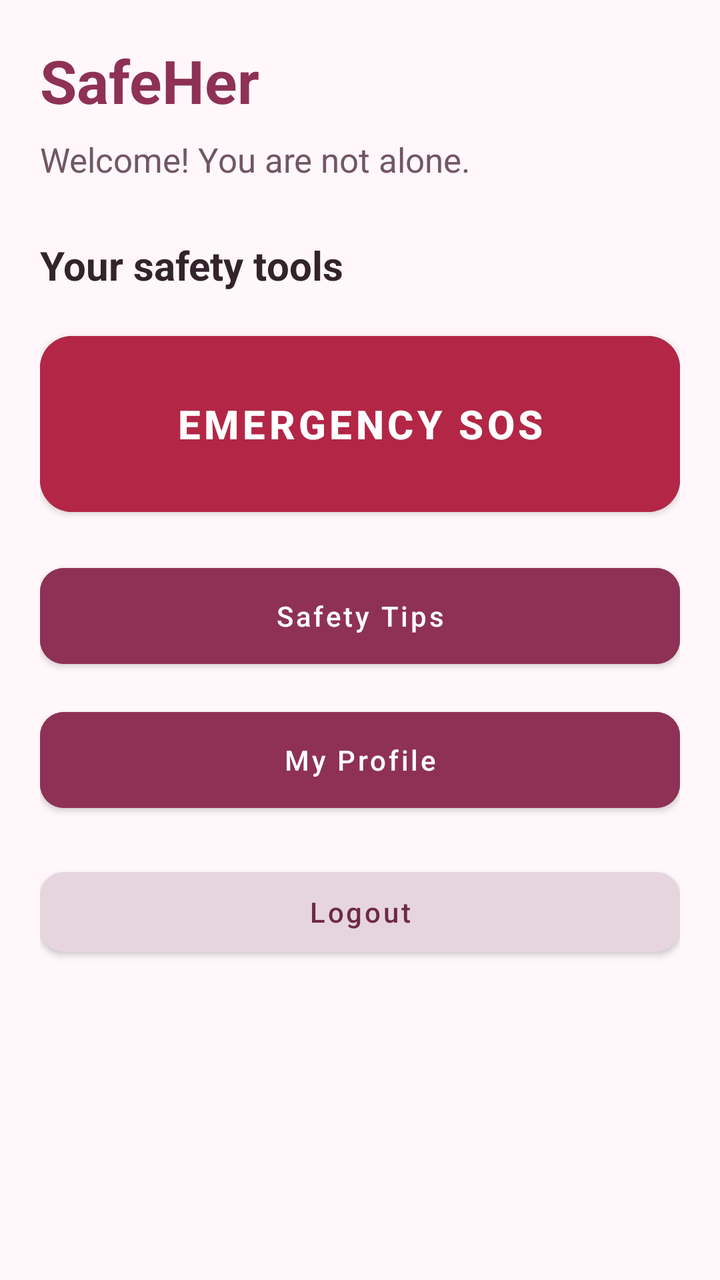
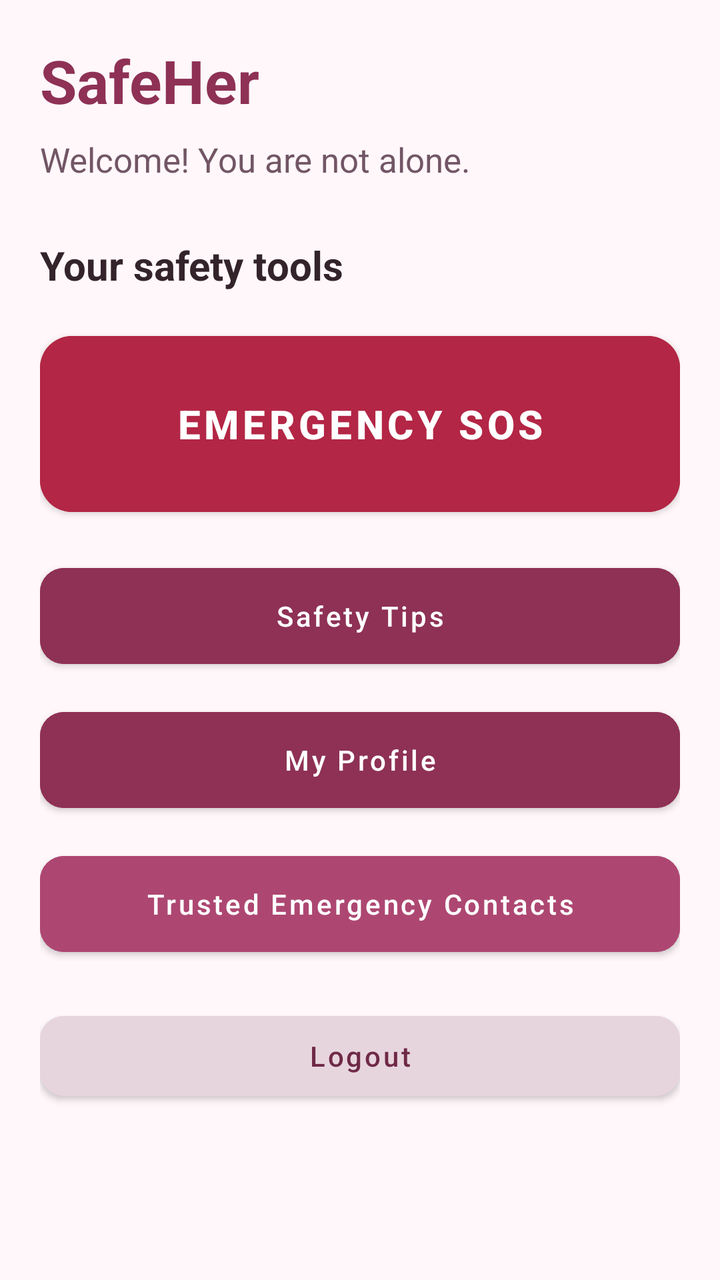

An Android layout rendered at two revisions. The XML below is the earlier revision; the diff shows what the commit changed to produce the second picture.
<!-- AndroidManifest.xml: application theme Theme.SafeHer -->
<!-- res/layout/activity_dashboard.xml -->
<?xml version="1.0" encoding="utf-8"?>
<androidx.constraintlayout.widget.ConstraintLayout
    xmlns:android="http://schemas.android.com/apk/res/android"
    xmlns:app="http://schemas.android.com/apk/res-auto"
    android:layout_width="match_parent"
    android:layout_height="match_parent"
    android:background="#FFF7FA"
    android:padding="20dp">

    <TextView
        android:id="@+id/dashboardTitle"
        android:layout_width="0dp"
        android:layout_height="wrap_content"
        android:text="SafeHer"
        android:textColor="#8E3155"
        android:textSize="30sp"
        android:textStyle="bold"
        app:layout_constraintTop_toTopOf="parent"
        app:layout_constraintStart_toStartOf="parent"
        app:layout_constraintEnd_toEndOf="parent"/>

    <TextView
        android:id="@+id/welcomeMessage"
        android:layout_width="0dp"
        android:layout_height="wrap_content"
        android:layout_marginTop="8dp"
        android:text="Welcome! You are not alone."
        android:textColor="#725665"
        android:textSize="17sp"
        app:layout_constraintTop_toBottomOf="@id/dashboardTitle"
        app:layout_constraintStart_toStartOf="parent"
        app:layout_constraintEnd_toEndOf="parent"/>

    <TextView
        android:id="@+id/safetySubtitle"
        android:layout_width="0dp"
        android:layout_height="wrap_content"
        android:layout_marginTop="28dp"
        android:text="Your safety tools"
        android:textColor="#33232B"
        android:textSize="20sp"
        android:textStyle="bold"
        app:layout_constraintTop_toBottomOf="@id/welcomeMessage"
        app:layout_constraintStart_toStartOf="parent"
        app:layout_constraintEnd_toEndOf="parent"/>

    <Button
        android:id="@+id/sosButton"
        android:layout_width="0dp"
        android:layout_height="100dp"
        android:layout_marginTop="16dp"
        android:backgroundTint="#B32645"
        android:text="EMERGENCY SOS"
        android:textColor="#FFFFFF"
        android:textSize="20sp"
        android:textStyle="bold"
        app:cornerRadius="16dp"
        app:layout_constraintTop_toBottomOf="@id/safetySubtitle"
        app:layout_constraintStart_toStartOf="parent"
        app:layout_constraintEnd_toEndOf="parent"/>

    <Button
        android:id="@+id/safetyTipsButton"
        android:layout_width="0dp"
        android:layout_height="60dp"
        android:layout_marginTop="16dp"
        android:backgroundTint="#8E3155"
        android:text="Safety Tips"
        android:textColor="#FFFFFF"
        android:textAllCaps="false"
        app:cornerRadius="12dp"
        app:layout_constraintTop_toBottomOf="@id/sosButton"
        app:layout_constraintStart_toStartOf="parent"
        app:layout_constraintEnd_toEndOf="parent"/>

    <Button
        android:id="@+id/profileButton"
        android:layout_width="0dp"
        android:layout_height="60dp"
        android:layout_marginTop="12dp"
        android:backgroundTint="#8E3155"
        android:text="My Profile"
        android:textColor="#FFFFFF"
        android:textAllCaps="false"
        app:cornerRadius="12dp"
        app:layout_constraintTop_toBottomOf="@id/safetyTipsButton"
        app:layout_constraintStart_toStartOf="parent"
        app:layout_constraintEnd_toEndOf="parent"/>

    <Button
        android:id="@+id/logoutButton"
        android:layout_width="0dp"
        android:layout_height="52dp"
        android:layout_marginTop="20dp"
        android:backgroundTint="#E7D5DE"
        android:text="Logout"
        android:textColor="#6F2947"
        android:textAllCaps="false"
        app:cornerRadius="12dp"
        app:layout_constraintTop_toBottomOf="@id/profileButton"
        app:layout_constraintStart_toStartOf="parent"
        app:layout_constraintEnd_toEndOf="parent"/>

</androidx.constraintlayout.widget.ConstraintLayout>
<!-- resources referenced by this layout -->
<resources>
  <style name="Theme.SafeHer" parent="Theme.MaterialComponents.DayNight.DarkActionBar">
          
          <item name="colorPrimary">@color/purple_500</item>
          <item name="colorPrimaryVariant">@color/purple_700</item>
          <item name="colorOnPrimary">@color/white</item>
          
          <item name="colorSecondary">@color/teal_200</item>
          <item name="colorSecondaryVariant">@color/teal_700</item>
          <item name="colorOnSecondary">@color/black</item>
          
          <item name="android:statusBarColor">?attr/colorPrimaryVariant</item>
          
      </style>
  <color name="purple_500">#FF6200EE</color>
  <color name="purple_700">#FF3700B3</color>
  <color name="white">#FFFFFFFF</color>
  <color name="teal_200">#FF03DAC5</color>
  <color name="teal_700">#FF018786</color>
  <color name="black">#FF000000</color>
</resources>

<!-- the commit's change to res/layout/activity_dashboard.xml (unified diff, before → after) -->
@@ -88,6 +88,20 @@
         app:layout_constraintEnd_toEndOf="parent"/>
 
     <Button
+        android:id="@+id/emergencyContactsButton"
+        android:layout_width="0dp"
+        android:layout_height="60dp"
+        android:layout_marginTop="12dp"
+        android:backgroundTint="#AD4772"
+        android:text="Trusted Emergency Contacts"
+        android:textColor="#FFFFFF"
+        android:textAllCaps="false"
+        app:cornerRadius="12dp"
+        app:layout_constraintTop_toBottomOf="@id/profileButton"
+        app:layout_constraintStart_toStartOf="parent"
+        app:layout_constraintEnd_toEndOf="parent" />
+
+    <Button
         android:id="@+id/logoutButton"
         android:layout_width="0dp"
         android:layout_height="52dp"
@@ -97,7 +111,7 @@
         android:textColor="#6F2947"
         android:textAllCaps="false"
         app:cornerRadius="12dp"
-        app:layout_constraintTop_toBottomOf="@id/profileButton"
+        app:layout_constraintTop_toBottomOf="@id/emergencyContactsButton"
         app:layout_constraintStart_toStartOf="parent"
         app:layout_constraintEnd_toEndOf="parent"/>
 
